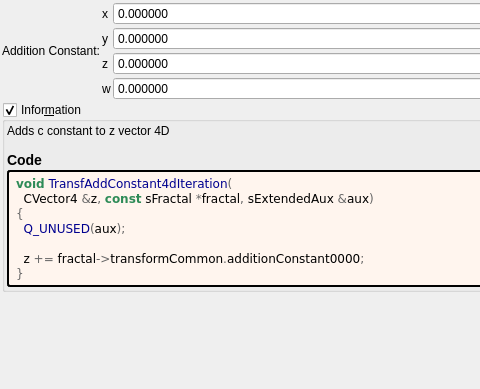
Above: mandelbulber2/formula/ui/transf_add_constant4d.ui from buddhi1980/mandelbulber2 before the change; both pictures show x 0 to 480 and y 0 to 389 of the 844 by 659 pixel window. Below: the same form after it.
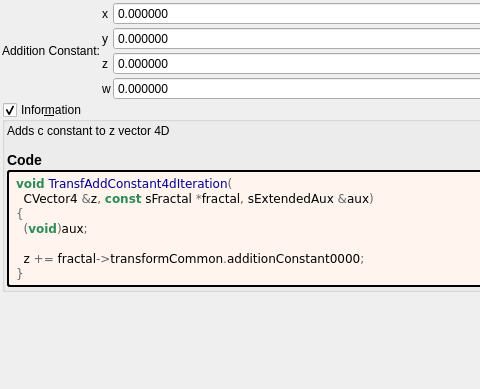
That is the form after the change. Custom widgets are drawn as their Qt base class.

Patch:
```diff
--- a/mandelbulber2/formula/ui/transf_add_constant4d.ui
+++ b/mandelbulber2/formula/ui/transf_add_constant4d.ui
@@ -241,7 +241,7 @@
 &lt;pre style=&quot;color:#000000; background-color:#fff5ee;  font-family:&#039;Courier New&#039;,monospace;white-space: pre-wrap;&quot;&gt;&lt;span style=&quot;color:#2e8b57; font-weight:bold&quot;&gt;void&lt;/span&gt; &lt;span style=&quot;color:#00008f&quot;&gt;TransfAddConstant4dIteration&lt;/span&gt;&lt;span style=&quot;color:#676767&quot;&gt;(&lt;/span&gt;
   CVector4 &lt;span style=&quot;color:#676767&quot;&gt;&amp;amp;&lt;/span&gt;z&lt;span style=&quot;color:#676767&quot;&gt;,&lt;/span&gt; &lt;span style=&quot;color:#2e8b57; font-weight:bold&quot;&gt;const&lt;/span&gt; sFractal &lt;span style=&quot;color:#676767&quot;&gt;*&lt;/span&gt;fractal&lt;span style=&quot;color:#676767&quot;&gt;,&lt;/span&gt; sExtendedAux &lt;span style=&quot;color:#676767&quot;&gt;&amp;amp;&lt;/span&gt;aux&lt;span style=&quot;color:#676767&quot;&gt;)&lt;/span&gt;
 &lt;span style=&quot;color:#676767&quot;&gt;{&lt;/span&gt;
-  &lt;span style=&quot;color:#00008f&quot;&gt;Q_UNUSED&lt;/span&gt;&lt;span style=&quot;color:#676767&quot;&gt;(&lt;/span&gt;aux&lt;span style=&quot;color:#676767&quot;&gt;);&lt;/span&gt;
+  &lt;span style=&quot;color:#676767&quot;&gt;(&lt;/span&gt;&lt;span style=&quot;color:#2e8b57; font-weight:bold&quot;&gt;void&lt;/span&gt;&lt;span style=&quot;color:#676767&quot;&gt;)&lt;/span&gt;aux&lt;span style=&quot;color:#676767&quot;&gt;;&lt;/span&gt;
 
   z &lt;span style=&quot;color:#676767&quot;&gt;+=&lt;/span&gt; fractal&lt;span style=&quot;color:#676767&quot;&gt;-&amp;gt;&lt;/span&gt;transformCommon&lt;span style=&quot;color:#676767&quot;&gt;.&lt;/span&gt;additionConstant0000&lt;span style=&quot;color:#676767&quot;&gt;;&lt;/span&gt;
 &lt;span style=&quot;color:#676767&quot;&gt;}&lt;/span&gt;
```
